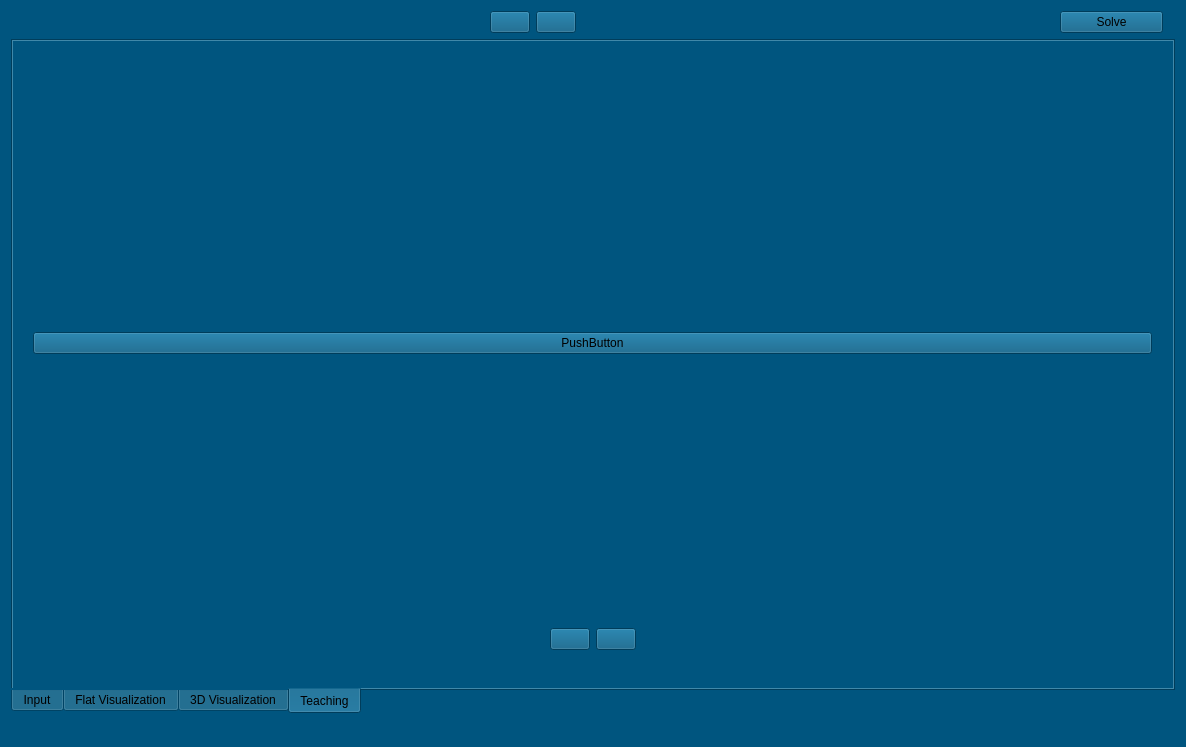
The window that rubikomo/mainwindow.ui (siemensmacv/rubik-teacher) describes before a commit, drawn with Qt 5.
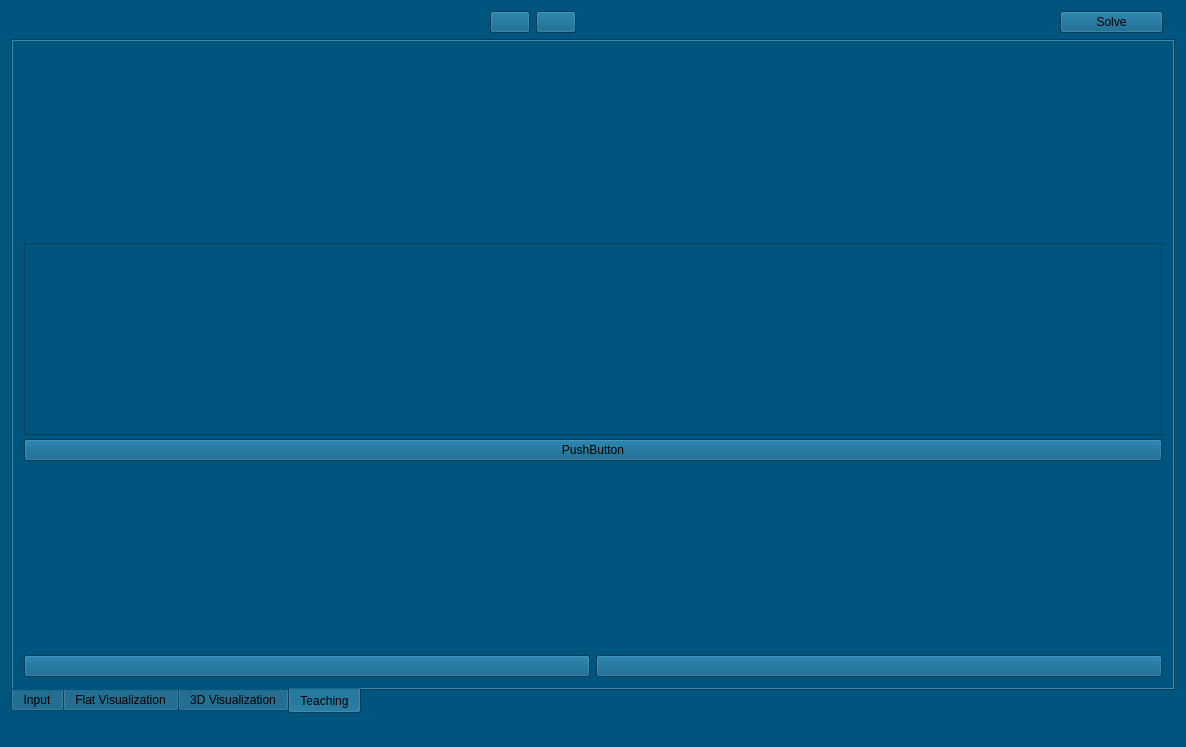
The same window after the commit.

Commit message: disable buttons + list box

```diff
--- a/rubikomo/mainwindow.ui
+++ b/rubikomo/mainwindow.ui
@@ -874,15 +874,8 @@
        <attribute name="title">
         <string>Teaching</string>
        </attribute>
-       <widget class="QWidget" name="horizontalLayoutWidget">
-        <property name="geometry">
-         <rect>
-          <x>9</x>
-          <y>9</y>
-          <width>1141</width>
-          <height>611</height>
-         </rect>
-        </property>
+       <layout class="QGridLayout" name="gridLayout_7">
+        <item row="0" column="0">
         <layout class="QHBoxLayout" name="horizontalLayout_2" stretch="1,0">
          <item>
           <layout class="QGridLayout" name="gridLayout_6">
@@ -892,7 +885,7 @@
           </layout>
          </item>
          <item>
-          <layout class="QVBoxLayout" name="verticalLayout_6" stretch="0,0,0,0">
+           <layout class="QVBoxLayout" name="verticalLayout_6" stretch="0,0,0,0,0">
            <property name="spacing">
             <number>4</number>
            </property>
@@ -909,6 +902,19 @@
              </property>
             </spacer>
            </item>
+            <item>
+             <widget class="QListView" name="listView">
+              <property name="movement">
+               <enum>QListView::Free</enum>
+              </property>
+              <property name="isWrapping" stdset="0">
+               <bool>false</bool>
+              </property>
+              <property name="resizeMode">
+               <enum>QListView::Adjust</enum>
+              </property>
+             </widget>
+            </item>
            <item>
             <widget class="QPushButton" name="pushButton_LoadTeaching">
              <property name="sizePolicy">
@@ -937,52 +943,27 @@
            </item>
            <item>
             <layout class="QGridLayout" name="gridLayoutTeachingFormula">
-             <item row="0" column="0">
-              <spacer name="horizontalSpacer_6">
-               <property name="orientation">
-                <enum>Qt::Horizontal</enum>
-               </property>
-               <property name="sizeHint" stdset="0">
-                <size>
-                 <width>40</width>
-                 <height>20</height>
-                </size>
-               </property>
-              </spacer>
-             </item>
-             <item row="0" column="2">
-              <widget class="QPushButton" name="pushButtonTeachingForward">
-               <property name="text">
-                <string/>
-               </property>
-              </widget>
-             </item>
              <item row="0" column="1">
+               <widget class="QPushButton" name="pushButtonTeachingForward">
+                <property name="text">
+                 <string/>
+                </property>
+               </widget>
+              </item>
+              <item row="0" column="0">
               <widget class="QPushButton" name="pushButtonTeachingBackward">
                <property name="text">
                 <string/>
                </property>
               </widget>
              </item>
-             <item row="0" column="3">
-              <spacer name="horizontalSpacer_7">
-               <property name="orientation">
-                <enum>Qt::Horizontal</enum>
-               </property>
-               <property name="sizeHint" stdset="0">
-                <size>
-                 <width>40</width>
-                 <height>20</height>
-                </size>
-               </property>
-              </spacer>
+             </layout>
              </item>
             </layout>
            </item>
           </layout>
          </item>
         </layout>
-       </widget>
       </widget>
      </widget>
     </item>
```
Left out of the diff: 16 changed lines with no effect on the pictures. Lines whose indentation alone changed are shown as unchanged. The commit also changes 1 other file.
